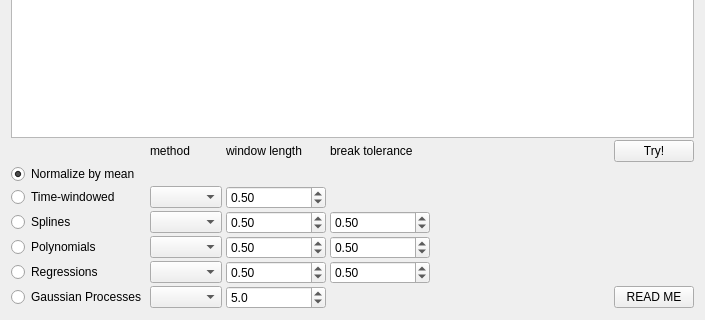
Before: the Qt Designer form lib/UI/tdt.ui in 3fon3fonov/exostriker, drawn with Qt 5; both pictures show x 0 to 705 and y 453 to 773 of the 705 by 773 pixel window.
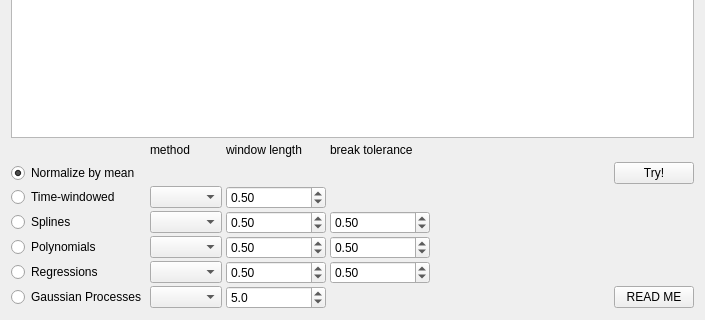
After: the same form once the commit is applied. Icons and pictures are not drawn. Custom widgets are drawn as their Qt base class.

Patch:
```diff
--- a/lib/UI/tdt.ui
+++ b/lib/UI/tdt.ui
@@ -31,18 +31,6 @@
      <property name="verticalSpacing">
       <number>2</number>
      </property>
-     <item row="2" column="5">
-      <widget class="QPushButton" name="try_button">
-       <property name="font">
-        <font>
-         <pointsize>9</pointsize>
-        </font>
-       </property>
-       <property name="text">
-        <string>Try!</string>
-       </property>
-      </widget>
-     </item>
      <item row="5" column="1">
       <widget class="QComboBox" name="comboBox_splines">
        <property name="font">
@@ -394,6 +382,33 @@
        </property>
       </widget>
      </item>
+     <item row="3" column="5">
+      <widget class="QPushButton" name="try_button">
+       <property name="font">
+        <font>
+         <pointsize>9</pointsize>
+        </font>
+       </property>
+       <property name="text">
+        <string>Try!</string>
+       </property>
+      </widget>
+     </item>
+     <item row="2" column="5">
+      <widget class="QLabel" name="label_working">
+       <property name="font">
+        <font>
+         <pointsize>9</pointsize>
+        </font>
+       </property>
+       <property name="text">
+        <string/>
+       </property>
+       <property name="textInteractionFlags">
+        <set>Qt::LinksAccessibleByMouse|Qt::TextSelectableByMouse</set>
+       </property>
+      </widget>
+     </item>
     </layout>
    </item>
   </layout>
```
